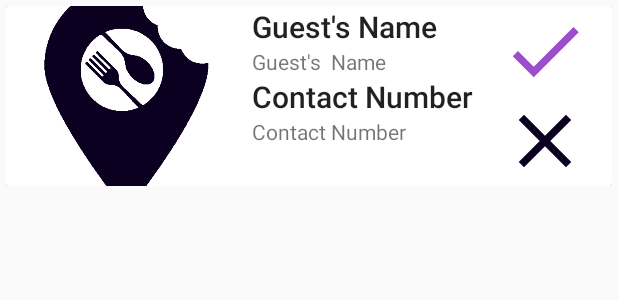
After one commit to Haticenuragba/Sharehood, an Android app: the layout notification_received_item.xml on its own in the app's theme, with its tools: preview values and no code run, on a phone screen of 412 x 824 dp. The commit adds this screen. Shown: the top 300 px of the screen. Run offline under Robolectric (Android 15) with nearby library versions, the phone set to English and light mode, and no system bars.

Commit message:
notification ui designs finished

```diff
--- a/app/src/main/java/com/sustainablefood/com/MainActivity.java
+++ b/app/src/main/java/com/sustainablefood/com/MainActivity.java
@@ -339,12 +339,10 @@ public class MainActivity extends AppCompatActivity implements
             SessionManager sessionManager = new SessionManager(this);
             sessionManager.logout();
             startActivity(intent);
+            finish();
         }
         else if(i==R.id.action_notification) {
-            firebaseAuth.getInstance().signOut();
-            Intent intent = new Intent(MainActivity.this, LoginActivity.class);
-            SessionManager sessionManager = new SessionManager(this);
-            sessionManager.logout();
+            Intent intent = new Intent(MainActivity.this, NotificationActivity.class);
             startActivity(intent);
         }
 
--- /dev/null
+++ b/app/src/main/res/drawable/ic_approved.xml
@@ -0,0 +1,5 @@
+<vector android:height="24dp" android:tint="#0B0020"
+    android:viewportHeight="24.0" android:viewportWidth="24.0"
+    android:width="24dp" xmlns:android="http://schemas.android.com/apk/res/android">
+    <path android:fillColor="#FF000000" android:pathData="M18,7l-1.41,-1.41 -6.34,6.34 1.41,1.41L18,7zM22.24,5.59L11.66,16.17 7.48,12l-1.41,1.41L11.66,19l12,-12 -1.42,-1.41zM0.41,13.41L6,19l1.41,-1.41L1.83,12 0.41,13.41z"/>
+</vector>
--- /dev/null
+++ b/app/src/main/res/drawable/ic_close_black_24dp.xml
@@ -0,0 +1,5 @@
+<vector android:height="24dp" android:tint="#0B0020"
+    android:viewportHeight="24.0" android:viewportWidth="24.0"
+    android:width="24dp" xmlns:android="http://schemas.android.com/apk/res/android">
+    <path android:fillColor="#FF000000" android:pathData="M19,6.41L17.59,5 12,10.59 6.41,5 5,6.41 10.59,12 5,17.59 6.41,19 12,13.41 17.59,19 19,17.59 13.41,12z"/>
+</vector>
--- /dev/null
+++ b/app/src/main/res/drawable/ic_declined.xml
@@ -0,0 +1,5 @@
+<vector android:height="24dp" android:tint="#0B0020"
+    android:viewportHeight="24.0" android:viewportWidth="24.0"
+    android:width="24dp" xmlns:android="http://schemas.android.com/apk/res/android">
+    <path android:fillColor="#FF000000" android:pathData="M14.59,8L12,10.59 9.41,8 8,9.41 10.59,12 8,14.59 9.41,16 12,13.41 14.59,16 16,14.59 13.41,12 16,9.41 14.59,8zM12,2C6.47,2 2,6.47 2,12s4.47,10 10,10 10,-4.47 10,-10S17.53,2 12,2zM12,20c-4.41,0 -8,-3.59 -8,-8s3.59,-8 8,-8 8,3.59 8,8 -3.59,8 -8,8z"/>
+</vector>
--- /dev/null
+++ b/app/src/main/res/drawable/ic_done_black_24dp.xml
@@ -0,0 +1,5 @@
+<vector android:height="24dp" android:tint="#9C4DCC"
+    android:viewportHeight="24.0" android:viewportWidth="24.0"
+    android:width="24dp" xmlns:android="http://schemas.android.com/apk/res/android">
+    <path android:fillColor="#FF000000" android:pathData="M9,16.2L4.8,12l-1.4,1.4L9,19 21,7l-1.4,-1.4L9,16.2z"/>
+</vector>
--- /dev/null
+++ b/app/src/main/res/drawable/ic_thumb_up_black_24dp.xml
@@ -0,0 +1,5 @@
+<vector android:height="24dp" android:tint="#66FF73"
+    android:viewportHeight="24.0" android:viewportWidth="24.0"
+    android:width="24dp" xmlns:android="http://schemas.android.com/apk/res/android">
+    <path android:fillColor="#FF000000" android:pathData="M1,21h4L5,9L1,9v12zM23,10c0,-1.1 -0.9,-2 -2,-2h-6.31l0.95,-4.57 0.03,-0.32c0,-0.41 -0.17,-0.79 -0.44,-1.06L14.17,1 7.59,7.59C7.22,7.95 7,8.45 7,9v10c0,1.1 0.9,2 2,2h9c0.83,0 1.54,-0.5 1.84,-1.22l3.02,-7.05c0.09,-0.23 0.14,-0.47 0.14,-0.73v-1.91l-0.01,-0.01L23,10z"/>
+</vector>
--- /dev/null
+++ b/app/src/main/res/drawable/ic_waiting.xml
@@ -0,0 +1,5 @@
+<vector android:height="24dp" android:tint="#0B0020"
+    android:viewportHeight="24.0" android:viewportWidth="24.0"
+    android:width="24dp" xmlns:android="http://schemas.android.com/apk/res/android">
+    <path android:fillColor="#FF000000" android:pathData="M11.99,2C6.47,2 2,6.48 2,12s4.47,10 9.99,10C17.52,22 22,17.52 22,12S17.52,2 11.99,2zM12,20c-4.42,0 -8,-3.58 -8,-8s3.58,-8 8,-8 8,3.58 8,8 -3.58,8 -8,8zM12.5,7L11,7v6l5.25,3.15 0.75,-1.23 -4.5,-2.67z"/>
+</vector>
--- a/app/src/main/res/layout/activity_add_location.xml
+++ b/app/src/main/res/layout/activity_add_location.xml
@@ -40,6 +40,8 @@
         android:layout_height="wrap_content"
         android:layout_marginHorizontal="36dp"
         android:hint="@string/name_of_food"
+        android:lines="1"
+        android:imeOptions="actionNext"
         app:layout_constraintBottom_toBottomOf="parent"
         app:layout_constraintEnd_toEndOf="parent"
         app:layout_constraintHorizontal_bias="0.0"
@@ -60,6 +62,7 @@
         android:layout_marginHorizontal="36dp"
         android:hint="@string/your_notes_for_your_dear_guest"
         android:ems="10"
+        android:imeOptions="actionDone"
         android:gravity="start|top"
         android:inputType="textMultiLine"
         app:layout_constraintBottom_toBottomOf="parent"
--- /dev/null
+++ b/app/src/main/res/layout/notification_received_item.xml
@@ -0,0 +1,83 @@
+<?xml version="1.0" encoding="utf-8"?>
+
+<LinearLayout
+    xmlns:android="http://schemas.android.com/apk/res/android"
+    xmlns:app="http://schemas.android.com/apk/res-auto"
+    android:layout_height="wrap_content"
+    android:layout_width="match_parent"
+    android:padding="4dp"
+    >
+    <androidx.cardview.widget.CardView
+        android:padding="8dp"
+        android:id="@+id/send_notification_card"
+        android:layout_width="match_parent"
+        android:layout_height="wrap_content"
+        >
+        <LinearLayout
+            android:layout_width="match_parent"
+            android:layout_height="wrap_content"
+            android:orientation="vertical"
+            >
+            <LinearLayout
+                android:layout_width="match_parent"
+                android:layout_height="match_parent"
+                android:orientation="horizontal">
+                <ImageView
+                    android:scaleType="centerCrop"
+                    android:id="@+id/received_item_image"
+                    android:src="@drawable/app_icon_purple"
+                    android:layout_width="160dp"
+                    android:layout_height="120dp"/>
+                <LinearLayout
+                    android:paddingHorizontal="4dp"
+                    android:layout_width="wrap_content"
+                    android:layout_height="120dp"
+                    android:orientation="vertical">
+                    <TextView
+                        android:layout_width="wrap_content"
+                        android:layout_height="wrap_content"
+                        android:text="@string/guest_s_name"
+                        style="@style/TextAppearance.AppCompat.Title"
+                        />
+                    <TextView
+                        android:id="@+id/received_item_username"
+                        android:layout_width="wrap_content"
+                        android:layout_height="wrap_content"
+                        android:text="Guest's  Name"
+                        />
+                    <TextView
+                        android:layout_width="wrap_content"
+                        android:layout_height="wrap_content"
+                        android:text="@string/contact_number"
+                        style="@style/TextAppearance.AppCompat.Title"
+                        />
+                    <TextView
+                        android:id="@+id/received_item_phone"
+                        android:layout_width="wrap_content"
+                        android:layout_height="wrap_content"
+                        android:text="Contact Number"
+                        />
+                </LinearLayout>
+                <LinearLayout
+                    android:layout_width="match_parent"
+                    android:layout_height="match_parent"
+                    android:orientation="vertical"
+                    android:gravity="center"
+                    >
+                    <ImageView
+                        android:id="@+id/received_item_approve"
+                       android:src="@drawable/ic_done_black_24dp"
+                        android:layout_width="60dp"
+                        android:layout_height="60dp"/>
+                    <ImageView
+                        android:id="@+id/received_item_decline"
+                        android:src="@drawable/ic_close_black_24dp"
+                        android:layout_width="60dp"
+                        android:layout_height="60dp"/>
+                </LinearLayout>
+            </LinearLayout>
+
+        </LinearLayout>
+
+    </androidx.cardview.widget.CardView>
+</LinearLayout>
--- a/app/src/main/res/values/strings.xml
+++ b/app/src/main/res/values/strings.xml
@@ -15,6 +15,10 @@
     <string name="i_am_done">Done!</string>
     <string name="phone_number">Phone Number</string>
     <string name="i_am_coming">I am coming!</string>
+    <string name="guest_s_name">Guest\'s Name</string>
+    <string name="contact_number">Contact Number</string>
+    <string name="host_name">Host\'s Name</string>
+    <string name="notifications">Notifications</string>
     <string-array name="category_array">
         <item>Choose Food Category</item>
         <item>Meal</item>
```
Also changed, not shown: app/src/main/AndroidManifest.xml (+11 -6 lines), app/src/main/java/com/sustainablefood/com/NotificationActivity.java (added, +14 -0 lines), app/src/main/res/layout/activity_notification.xml (added, +13 -0 lines), app/src/main/res/layout/notification_sent_item.xml (added, +78 -0 lines).
